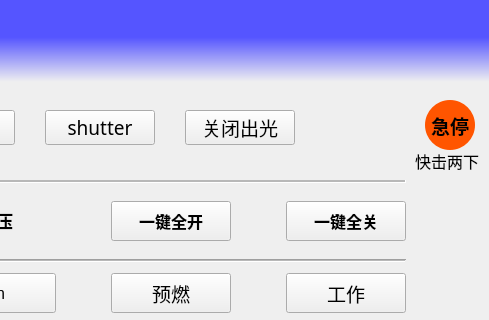
Before: the Qt Designer form Ui_control.ui in GrantingLiu/Soft, drawn with Qt 5; both pictures show x 145 to 634 and y 0 to 320 of the 634 by 590 pixel window.
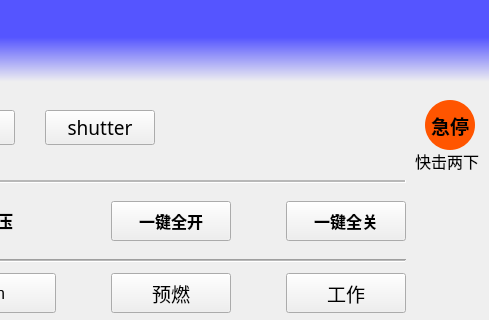
After: the same form once the commit is applied. Icons and pictures are not drawn.

Patch:
```diff
--- a/Ui_control.ui
+++ b/Ui_control.ui
@@ -1239,54 +1239,6 @@
      <bool>false</bool>
     </property>
    </widget>
-   <widget class="QPushButton" name="close_laser">
-    <property name="geometry">
-     <rect>
-      <x>330</x>
-      <y>110</y>
-      <width>110</width>
-      <height>35</height>
-     </rect>
-    </property>
-    <property name="sizePolicy">
-     <sizepolicy hsizetype="Minimum" vsizetype="Minimum">
-      <horstretch>0</horstretch>
-      <verstretch>0</verstretch>
-     </sizepolicy>
-    </property>
-    <property name="minimumSize">
-     <size>
-      <width>110</width>
-      <height>35</height>
-     </size>
-    </property>
-    <property name="maximumSize">
-     <size>
-      <width>110</width>
-      <height>35</height>
-     </size>
-    </property>
-    <property name="font">
-     <font>
-      <family>新宋体</family>
-      <pointsize>14</pointsize>
-      <weight>50</weight>
-      <bold>false</bold>
-     </font>
-    </property>
-    <property name="styleSheet">
-     <string notr="true"/>
-    </property>
-    <property name="text">
-     <string>关闭出光</string>
-    </property>
-    <property name="checkable">
-     <bool>false</bool>
-    </property>
-    <property name="checked">
-     <bool>false</bool>
-    </property>
-   </widget>
    <widget class="QLabel" name="count_down_label">
     <property name="geometry">
      <rect>
```
